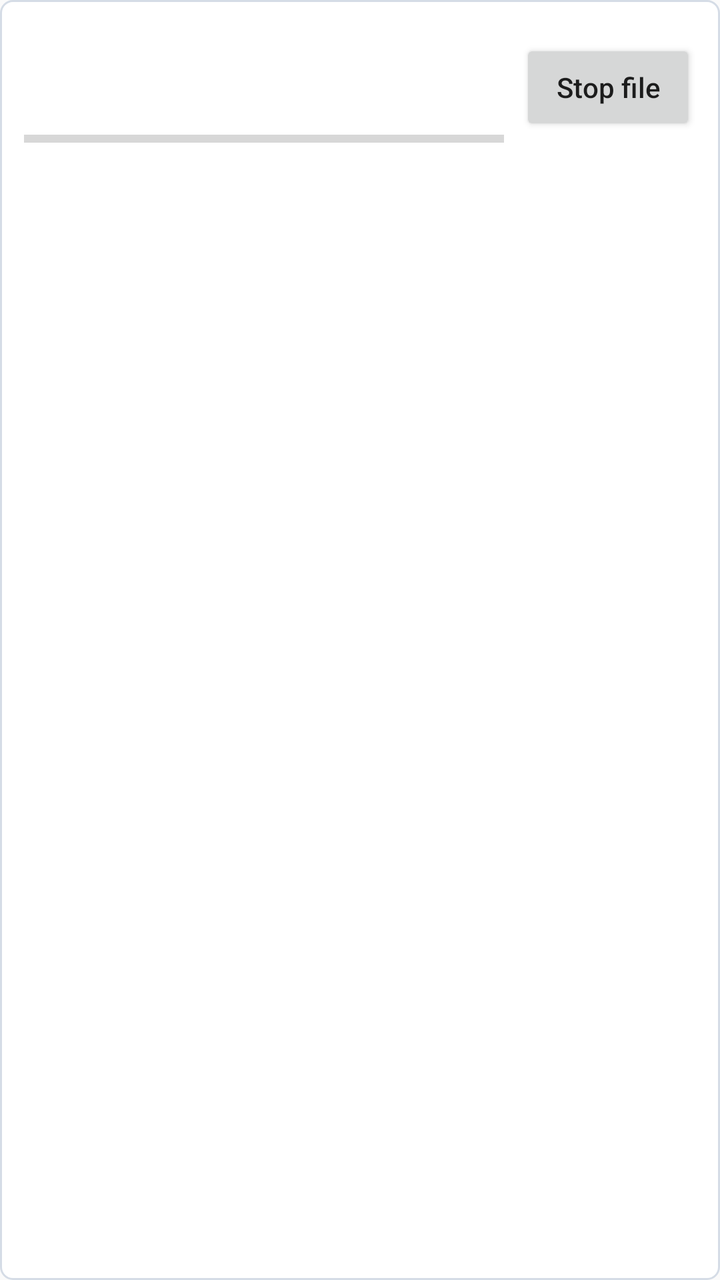
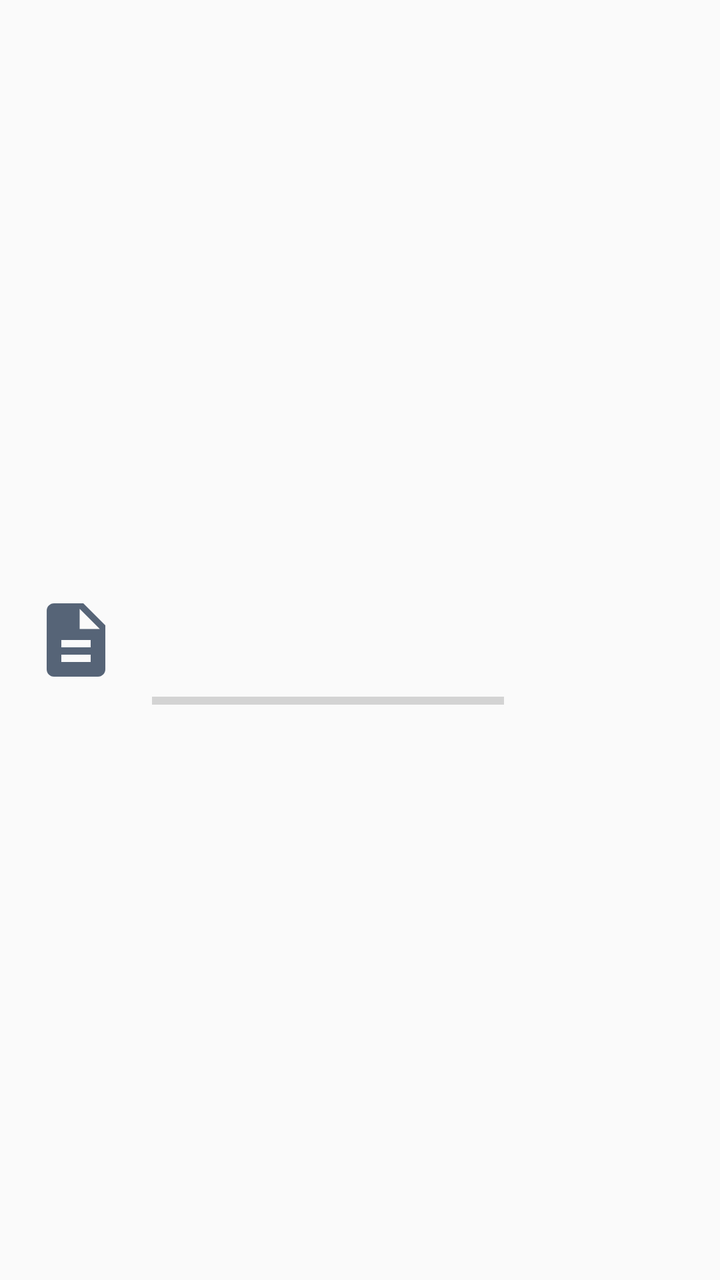

An Android layout rendered at two revisions. The XML below is the earlier revision; the diff shows what the commit changed to produce the second picture.
<!-- AndroidManifest.xml: application theme Theme.LanDrop -->
<!-- res/layout/item_active_transfer.xml -->
<?xml version='1.0' encoding='utf-8'?>
<LinearLayout xmlns:android="http://schemas.android.com/apk/res/android" android:layout_width="match_parent" android:layout_height="wrap_content" android:layout_margin="4dp" android:background="@drawable/device_item_background" android:orientation="vertical" android:paddingStart="12dp" android:paddingTop="8dp" android:paddingEnd="12dp" android:paddingBottom="8dp" android:tag="tv-panel" android:padding="16dp" android:layout_marginTop="4dp" android:layout_marginBottom="8dp">
  <LinearLayout android:layout_width="match_parent" android:layout_height="wrap_content" android:gravity="center_vertical" android:orientation="horizontal">
    <LinearLayout android:layout_width="0dp" android:layout_height="wrap_content" android:layout_weight="1" android:orientation="vertical">
      <TextView android:id="@+id/active_transfer_name" android:layout_width="match_parent" android:layout_height="wrap_content" android:ellipsize="end" android:maxLines="1" android:textColor="@color/primary_text" android:textSize="18sp" />
      <TextView android:id="@+id/active_transfer_status" android:layout_width="match_parent" android:layout_height="wrap_content" android:layout_marginTop="2dp" android:textColor="@color/secondary_text" android:textSize="14sp" android:visibility="gone" />
      <TextView android:id="@+id/active_transfer_progress_label" android:layout_width="match_parent" android:layout_height="wrap_content" android:layout_marginTop="4dp" android:textColor="@color/secondary_text" android:textSize="14sp" />
      <ProgressBar android:id="@+id/active_transfer_progress" style="?android:attr/progressBarStyleHorizontal" android:layout_width="match_parent" android:layout_height="4dp" android:layout_marginTop="4dp" android:max="100" android:progress="0" android:progressTint="@color/brand_primary" />
    </LinearLayout>
    <Button android:id="@+id/active_transfer_cancel" android:layout_width="wrap_content" android:layout_height="48dp" android:layout_marginStart="8dp" android:text="@string/stop_transfer_file" android:textAllCaps="false" android:tag="tv-outline" android:minHeight="48dp" />
  </LinearLayout>
</LinearLayout>
<!-- resources referenced by this layout -->
<resources>
  <color name="brand_primary">#1976D2</color>
  <color name="primary_text">#192434</color>
  <color name="secondary_text">#566477</color>
  <!-- drawable device_item_background (drawable) -->
  <?xml version="1.0" encoding="utf-8"?>
  <shape xmlns:android="http://schemas.android.com/apk/res/android" android:shape="rectangle">
      <solid android:color="@android:color/white" />
      <corners android:radius="6dp" />
      <stroke android:width="1dp" android:color="@color/item_border" />
  </shape>
  <string name="stop_transfer_file">Stop file</string>
  <style name="Theme.LanDrop" parent="android:Theme.Material.Light.NoActionBar" />
  <color name="item_border">#D5DCE6</color>
</resources>

<!-- the commit's change to res/layout/item_active_transfer.xml (unified diff, before → after) -->
@@ -1,12 +1,22 @@
-<?xml version='1.0' encoding='utf-8'?>
-<LinearLayout xmlns:android="http://schemas.android.com/apk/res/android" android:layout_width="match_parent" android:layout_height="wrap_content" android:layout_margin="4dp" android:background="@drawable/device_item_background" android:orientation="vertical" android:paddingStart="12dp" android:paddingTop="8dp" android:paddingEnd="12dp" android:paddingBottom="8dp" android:tag="tv-panel" android:padding="16dp" android:layout_marginTop="4dp" android:layout_marginBottom="8dp">
-  <LinearLayout android:layout_width="match_parent" android:layout_height="wrap_content" android:gravity="center_vertical" android:orientation="horizontal">
+<?xml version="1.0" encoding="utf-8"?>
+<LinearLayout xmlns:android="http://schemas.android.com/apk/res/android"
+    android:layout_width="match_parent" android:layout_height="wrap_content"
+    android:layout_marginTop="4dp" android:layout_marginBottom="8dp" android:minHeight="88dp"
+    android:orientation="horizontal" android:gravity="center_vertical" android:padding="16dp" android:tag="tv-card">
+    <ImageView android:layout_width="44dp" android:layout_height="44dp" android:layout_marginEnd="16dp"
+        android:src="@drawable/ic_description" android:tint="@color/secondary_text" android:contentDescription="@null" />
     <LinearLayout android:layout_width="0dp" android:layout_height="wrap_content" android:layout_weight="1" android:orientation="vertical">
-      <TextView android:id="@+id/active_transfer_name" android:layout_width="match_parent" android:layout_height="wrap_content" android:ellipsize="end" android:maxLines="1" android:textColor="@color/primary_text" android:textSize="18sp" />
-      <TextView android:id="@+id/active_transfer_status" android:layout_width="match_parent" android:layout_height="wrap_content" android:layout_marginTop="2dp" android:textColor="@color/secondary_text" android:textSize="14sp" android:visibility="gone" />
-      <TextView android:id="@+id/active_transfer_progress_label" android:layout_width="match_parent" android:layout_height="wrap_content" android:layout_marginTop="4dp" android:textColor="@color/secondary_text" android:textSize="14sp" />
-      <ProgressBar android:id="@+id/active_transfer_progress" style="?android:attr/progressBarStyleHorizontal" android:layout_width="match_parent" android:layout_height="4dp" android:layout_marginTop="4dp" android:max="100" android:progress="0" android:progressTint="@color/brand_primary" />
+        <TextView android:id="@+id/active_transfer_name" android:layout_width="match_parent" android:layout_height="wrap_content"
+            android:ellipsize="end" android:maxLines="1" android:textColor="@color/primary_text" android:textSize="20sp" android:textStyle="bold" />
+        <TextView android:id="@+id/active_transfer_status" android:layout_width="match_parent" android:layout_height="wrap_content"
+            android:layout_marginTop="4dp" android:textColor="@color/secondary_text" android:textSize="16sp" android:visibility="gone" />
+        <TextView android:id="@+id/active_transfer_progress_label" android:layout_width="match_parent" android:layout_height="wrap_content"
+            android:layout_marginTop="4dp" android:textColor="@color/secondary_text" android:textSize="16sp" />
+        <ProgressBar android:id="@+id/active_transfer_progress" style="?android:attr/progressBarStyleHorizontal"
+            android:layout_width="match_parent" android:layout_height="6dp" android:layout_marginTop="8dp"
+            android:max="100" android:progress="0" android:progressTint="@color/brand_primary" />
     </LinearLayout>
-    <Button android:id="@+id/active_transfer_cancel" android:layout_width="wrap_content" android:layout_height="48dp" android:layout_marginStart="8dp" android:text="@string/stop_transfer_file" android:textAllCaps="false" android:tag="tv-outline" android:minHeight="48dp" />
-  </LinearLayout>
+    <TextView android:id="@+id/active_transfer_percent" android:layout_width="wrap_content" android:layout_height="wrap_content"
+        android:minWidth="72dp" android:layout_marginStart="20dp" android:gravity="end"
+        android:textColor="@color/primary_text" android:textSize="24sp" />
 </LinearLayout>
<!-- resource entries referenced after the edit -->
@@ -3,15 +3,10 @@
   <color name="brand_primary">#1976D2</color>
   <color name="primary_text">#192434</color>
   <color name="secondary_text">#566477</color>
-  <!-- drawable device_item_background (drawable) -->
-  <?xml version="1.0" encoding="utf-8"?>
-  <shape xmlns:android="http://schemas.android.com/apk/res/android" android:shape="rectangle">
-      <solid android:color="@android:color/white" />
-      <corners android:radius="6dp" />
-      <stroke android:width="1dp" android:color="@color/item_border" />
-  </shape>
-  <string name="stop_transfer_file">Stop file</string>
+  <!-- drawable ic_description (drawable) -->
+  <vector xmlns:android="http://schemas.android.com/apk/res/android" android:width="24dp" android:height="24dp" android:viewportWidth="24" android:viewportHeight="24">
+      <path android:fillColor="#FF000000" android:pathData="M14,2H6C4.9,2 4.01,2.9 4.01,4L4,20c0,1.1 0.89,2 1.99,2H18c1.1,0 2,-0.9 2,-2V8zM16,18H8v-2h8zM16,14H8v-2h8zM13,9V3.5L18.5,9z" />
+  </vector>
   <style name="Theme.LanDrop" parent="android:Theme.Material.Light.NoActionBar" />
-  <color name="item_border">#D5DCE6</color>
 </resources>
 
